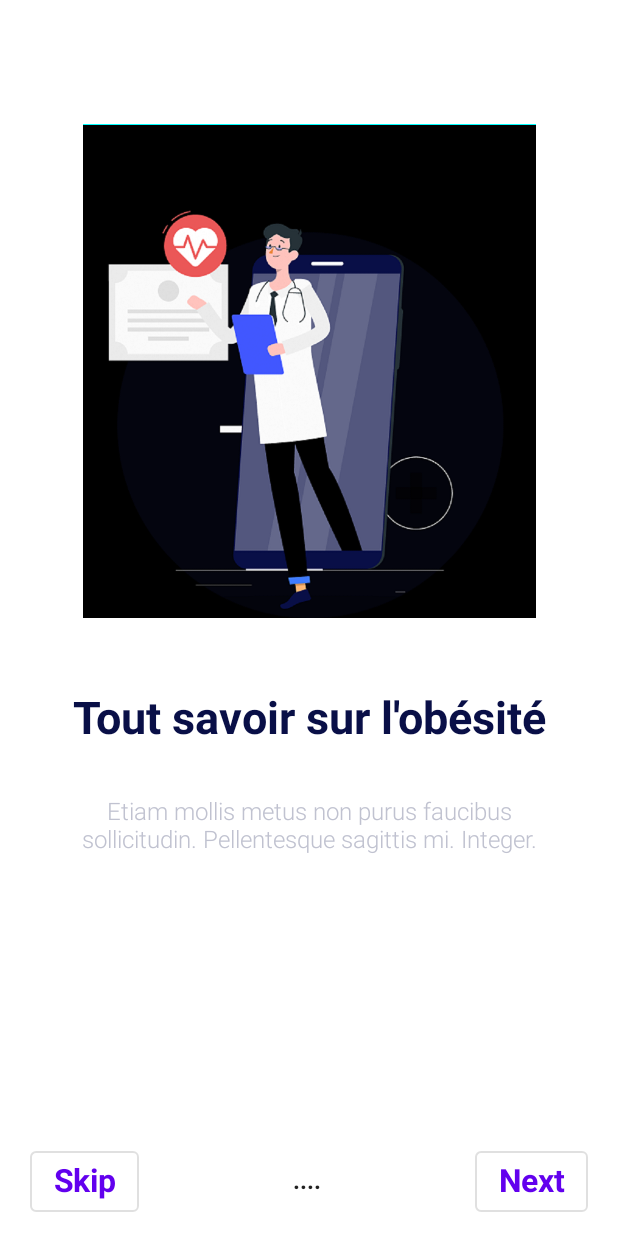
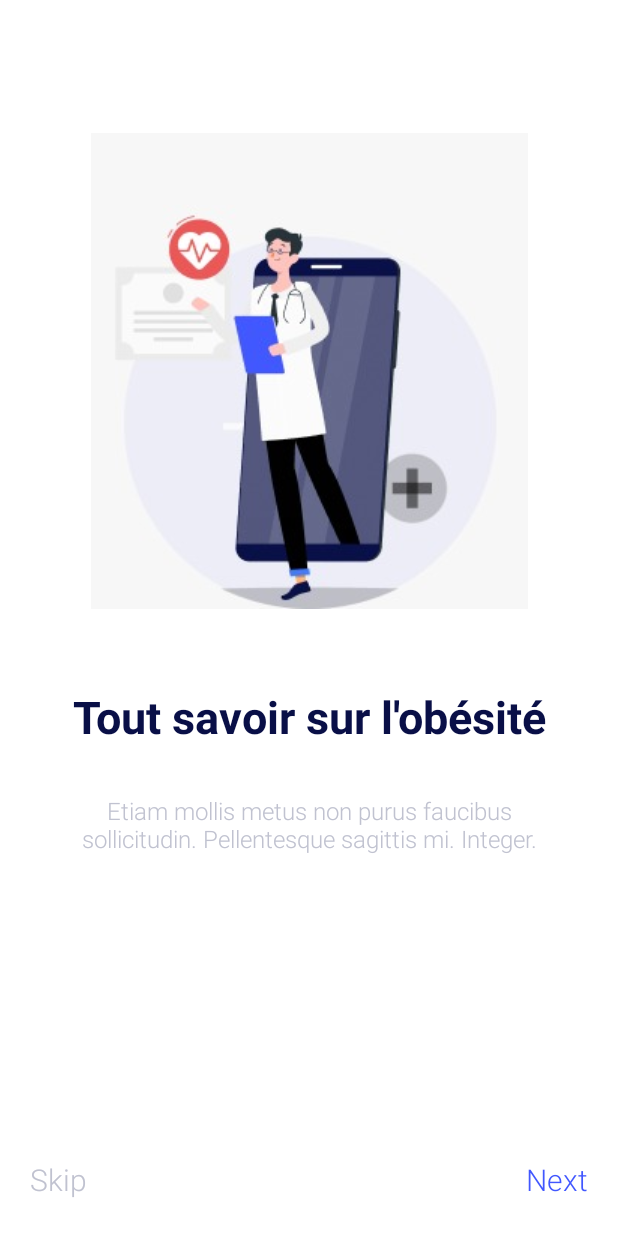
Before and after one commit to Ayoubbooob/MedCare, an Android app built with Jetpack Compose: the DescriptionScreen screen opened through its navigation route, on a phone screen of 412 x 824 dp. Run offline under Robolectric (Android 15) with nearby library versions, the phone set to English and light mode, and no system bars; Roboto replaces fonts that are not available here.

Commit message:
modify buttons skip and next and pictures

```diff
--- a/app/src/main/java/com/bosseurs/medcare/ui/screens/description/DescriptionScreen.kt
+++ b/app/src/main/java/com/bosseurs/medcare/ui/screens/description/DescriptionScreen.kt
@@ -1,4 +1,5 @@
 package com.bosseurs.medcare.ui.screens.description
+
 import androidx.compose.foundation.*
 import androidx.compose.foundation.layout.*
 import androidx.compose.material.MaterialTheme
@@ -12,10 +13,14 @@ import androidx.compose.ui.Modifier
 import androidx.compose.ui.graphics.Color
 import androidx.compose.ui.res.painterResource
 import androidx.compose.ui.res.stringResource
+import androidx.compose.ui.text.TextStyle
+import androidx.compose.ui.text.font.FontFamily
 import androidx.compose.ui.text.font.FontWeight
 import androidx.compose.ui.text.style.TextAlign
+import androidx.compose.ui.text.style.TextDecoration
 import androidx.compose.ui.tooling.preview.Preview
 import androidx.compose.ui.unit.dp
+import androidx.compose.ui.unit.sp
 import androidx.lifecycle.viewmodel.compose.viewModel
 import androidx.navigation.NavController
 import com.bosseurs.medcare.R
@@ -25,36 +30,48 @@ import com.bosseurs.medcare.ui.utils.Screen
 
 @Composable
 fun DescriptionScreen(
-    //njarbo had modif nadi jjjh
     navController: NavController,
-    descriptionViewModel: DescriptionViewModel = viewModel()){
+    descriptionViewModel: DescriptionViewModel = viewModel()
+) {
     val descriptionUiState by descriptionViewModel.uiState.collectAsState()
-    Column(modifier = Modifier
+    Column(
+        modifier = Modifier
             .fillMaxSize()
-        .padding(horizontal = 20.dp)) {
-    Spacer(modifier = Modifier
+            .padding(horizontal = 20.dp)
+    ) {
+        Spacer(
+            modifier = Modifier
                 .weight(0.1f)
-        .background(Color.Yellow))
-        Column(modifier = Modifier
+                .background(Color.Yellow)
+        )
+        Column(
+            modifier = Modifier
                 .weight(0.4f)
                 .fillMaxWidth()
                 .wrapContentWidth(align = Alignment.CenterHorizontally)
                 .fillMaxHeight()
                 .wrapContentHeight(align = Alignment.CenterVertically)
-            .background(Color.Cyan)){
-            Image(painter = painterResource(id = descriptionUiState.image) , contentDescription = null )
+                .background(Color.Cyan)
+        ) {
+            Image(
+                painter = painterResource(id = descriptionUiState.image),
+                contentDescription = null
+            )
         }
-        Spacer(modifier = Modifier
+        Spacer(
+            modifier = Modifier
                 .weight(0.06f)
         )
-        Column(modifier = Modifier
+        Column(
+            modifier = Modifier
                 .weight(0.35f)
                 .fillMaxSize()
-            .padding()
-           ,Arrangement.spacedBy(10.dp)
-            , horizontalAlignment = Alignment.CenterHorizontally){
+                .padding(),
+            Arrangement.spacedBy(10.dp),
+            horizontalAlignment = Alignment.CenterHorizontally
+        ) {
             Text(
-                text= stringResource(id = descriptionUiState.bigText),
+                text = stringResource(id = descriptionUiState.bigText),
                 style = MaterialTheme.typography.h1,
                 textAlign = TextAlign.Center
             )
@@ -66,22 +83,46 @@ fun DescriptionScreen(
             )
 
         }
-        Row(modifier = Modifier
+        Row(
+            modifier = Modifier
                 .weight(0.09f)
-            .fillMaxWidth(), verticalAlignment = Alignment.CenterVertically, horizontalArrangement = Arrangement.SpaceBetween){
-            OutlinedButton(onClick = {
-//                navController.navigate(Screen.AuthScreen.route)
-            }) {
-            Text(text = stringResource(id = R.string.button_skip))
-            }
-            Text(text = "...." , fontWeight = FontWeight.Bold)
-            OutlinedButton(
-                onClick = {
+                .fillMaxWidth(),
+            verticalAlignment = Alignment.CenterVertically,
+            horizontalArrangement = Arrangement.SpaceBetween
+        ) {
+//            OutlinedButton(onClick = {
+////                navController.navigate(Screen.AuthScreen.route)
+//            }) {
+//                Text(text = stringResource(id = R.string.button_skip))
+//            }
+            Text(text = stringResource(id = R.string.button_skip),
+                style = TextStyle(
+                fontFamily = FontFamily.Default,
+                fontWeight = FontWeight.W300,                  /* This is for description text */
+                fontSize = 20.sp,
+                color = Color(0XFFc0c2d0)
+            ) ,modifier = Modifier.clickable { navController.navigate(Screen.AuthScreen.route)})
+
+//            Text(text = "....", fontWeight = FontWeight.Bold)
+//            OutlinedButton(
+//                onClick = {
+//                    descriptionViewModel.updateDetailsInterface(navController)
+//                })
+//            {
+//                Text(text = stringResource(id = R.string.button_next))
+//            }
+            Text(
+                text = stringResource(id = R.string.button_next),
+                style =TextStyle(
+                    fontFamily = FontFamily.Default,
+                    fontWeight = FontWeight.W300,                  /* This is for description text */
+                    fontSize = 20.sp,
+                    color = Color(0XFF4157FF)
+                ),
+                modifier = Modifier.clickable {
                     descriptionViewModel.updateDetailsInterface(navController)
-                })
-            {
-                Text(text = stringResource(id = R.string.button_next))
-            }
+                },
+            )
         }
     }
 }
--- a/app/src/main/java/com/bosseurs/medcare/ui/theme/Type.kt
+++ b/app/src/main/java/com/bosseurs/medcare/ui/theme/Type.kt
@@ -51,7 +51,8 @@ val Typography1 = Typography(
         fontWeight = FontWeight.W300,                  /* This is for description text */
         fontSize = 16.sp,
         color = Color(0XFFc0c2d0)
-    )
+    ),
+
 
 )
 
```
Also changed, not shown: app/src/main/res/drawable/int4.png, app/src/main/res/drawable/interface3.png. Lines whose indentation alone changed are shown as unchanged.
